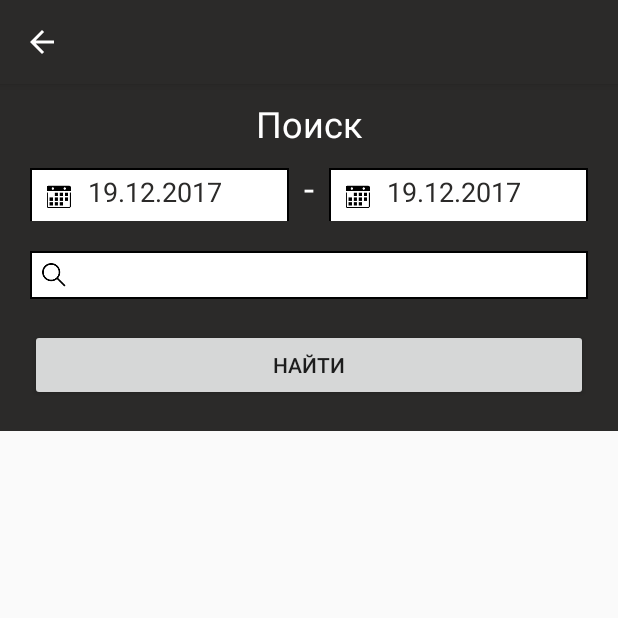
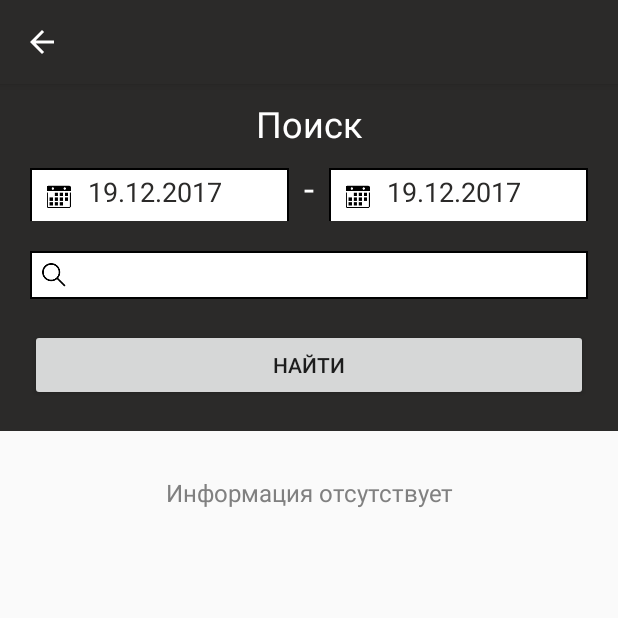
Before and after one commit to kseniyakuznetsova/LoriTimesheets, an Android app: the SearchActivity screen opened directly, with no data from a screen before it, on a phone screen of 412 x 824 dp, the top half of it. Run offline under Robolectric (Android 15) with nearby library versions, the light colour scheme and no system bars.

Commit message:
Search Activity add text view (No information if listview is empty)

```diff
--- a/app/src/main/java/com/kuznetsova/loritimesheets/activity/SearchActivity.java
+++ b/app/src/main/java/com/kuznetsova/loritimesheets/activity/SearchActivity.java
@@ -10,6 +10,7 @@ import android.view.MenuItem;
 import android.view.View;
 import android.widget.DatePicker;
 import android.widget.EditText;
+import android.widget.LinearLayout;
 import android.widget.ListView;
 import android.widget.TextView;
 import android.widget.Toast;
@@ -19,7 +20,7 @@ import com.google.gson.JsonObject;
 import com.kuznetsova.loritimesheets.API.APIFactory;
 import com.kuznetsova.loritimesheets.API.APIService;
 import com.kuznetsova.loritimesheets.R;
-import com.kuznetsova.loritimesheets.adapter.TimeEntryAdapter;
+import com.kuznetsova.loritimesheets.adapter.TimeEntryInSearchAdapter;
 import com.kuznetsova.loritimesheets.entities.TimeEntry;
 import com.kuznetsova.loritimesheets.entities.User;
 
@@ -45,7 +46,7 @@ public class SearchActivity extends AppCompatActivity {
     private EditText etSearchText;
     private ListView lvTimeEntry;
     private ProgressDialog progressDialog;
-    private TimeEntryAdapter timeEntryAdapter;
+    private TimeEntryInSearchAdapter timeEntryAdapter;
 
     private SimpleDateFormat sdfDate;
     private SimpleDateFormat sdfDateReverse;
@@ -72,11 +73,13 @@ public class SearchActivity extends AppCompatActivity {
         tvStartDate=(TextView) findViewById(R.id.tvStartDate);
         tvEndDate=(TextView) findViewById(R.id.tvEndDate);
         etSearchText=(EditText) findViewById(R.id.etSearchText);
-        //tvNoInformation=(TextView) findViewById(R.id.tvNoInformation);
+        tvNoInformation=(TextView) findViewById(R.id.tvNoInformation);
         lvTimeEntry = (ListView) findViewById(R.id.lvTimeEntry);
 
-        timeEntryAdapter = new TimeEntryAdapter(getApplicationContext(), timeEntryList);
+
+        timeEntryAdapter = new TimeEntryInSearchAdapter(getApplicationContext(), timeEntryList);
         lvTimeEntry.setAdapter(timeEntryAdapter);
+        lvTimeEntry.setEmptyView(tvNoInformation);
 
         sdfDate =  new SimpleDateFormat("dd.MM.yyyy");
         sdfDateReverse=new SimpleDateFormat("yyyy-MM-dd");
@@ -130,7 +133,7 @@ public class SearchActivity extends AppCompatActivity {
                             }
                             //else
                                // tvNoInformation.setVisibility(View.INVISIBLE);
-                            timeEntryAdapter = new TimeEntryAdapter(getApplicationContext(), timeEntryList);
+                            timeEntryAdapter = new TimeEntryInSearchAdapter(getApplicationContext(), timeEntryList);
                             lvTimeEntry.setAdapter(timeEntryAdapter);
                         }
                     }
--- a/app/src/main/java/com/kuznetsova/loritimesheets/adapter/TimeEntryAdapter.java
+++ b/app/src/main/java/com/kuznetsova/loritimesheets/adapter/TimeEntryInSearchAdapter.java
@@ -17,14 +17,14 @@ import java.util.List;
 
 import com.kuznetsova.loritimesheets.R;
 
-public class TimeEntryAdapter extends BaseAdapter {
+public class TimeEntryInSearchAdapter extends BaseAdapter {
     private Context context;
     private List<TimeEntry> timeEntryList;
     private LayoutInflater inflater;
 
     //private Calendar calendar;
 
-    public TimeEntryAdapter(Context context, List<TimeEntry> timeEntryList) {
+    public TimeEntryInSearchAdapter(Context context, List<TimeEntry> timeEntryList) {
         this.context = context;
         this.timeEntryList = timeEntryList;
         inflater=(LayoutInflater) context.getSystemService(Context.LAYOUT_INFLATER_SERVICE);
--- a/app/src/main/res/layout/activity_search.xml
+++ b/app/src/main/res/layout/activity_search.xml
@@ -93,8 +93,21 @@
             android:text="@string/find" />
 
     </LinearLayout>
+
     <ListView
         android:id="@+id/lvTimeEntry"
         android:layout_width="match_parent"
         android:layout_height="match_parent" />
+
+    <TextView
+        android:id="@+id/tvNoInformation"
+        android:layout_width="wrap_content"
+        android:layout_height="wrap_content"
+        android:layout_gravity="center"
+        android:gravity="center"
+        android:textColor="@color/dark_grey"
+        android:textSize="@dimen/text_size_16"
+        android:visibility="gone"
+        android:layout_marginTop="@dimen/margin_30_dp"
+        android:text="@string/information_not_available"/>
 </LinearLayout>
```
